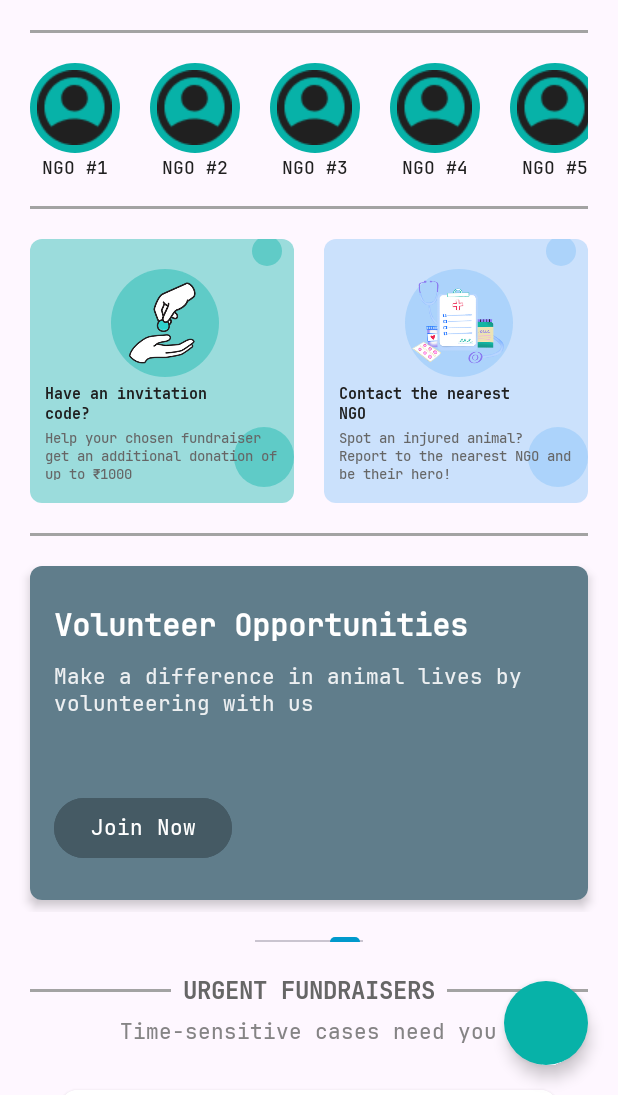
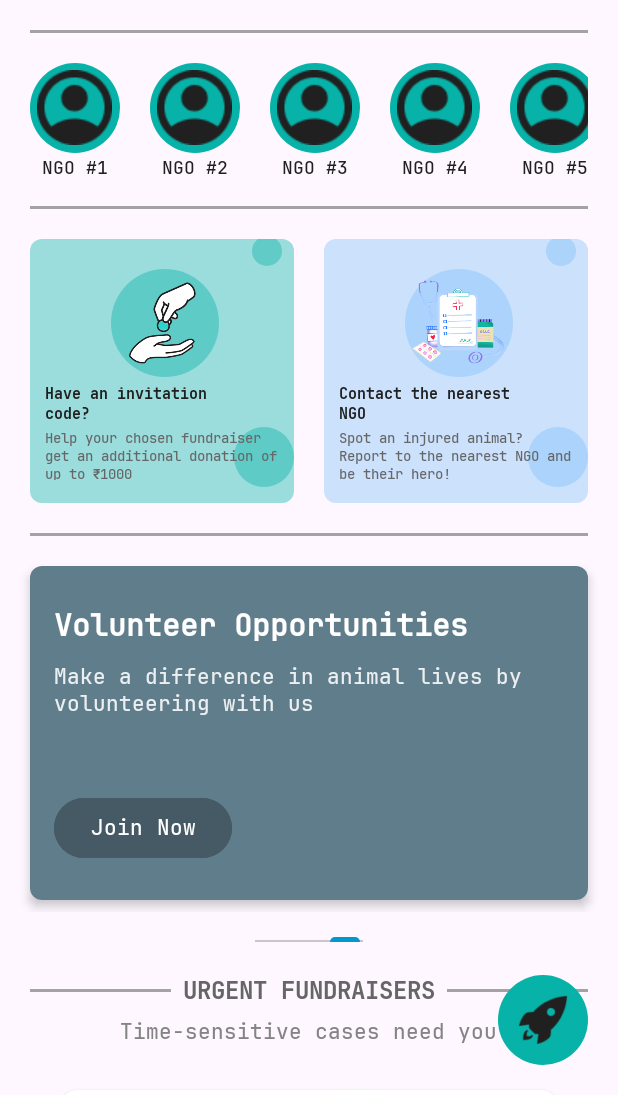
Before and after one commit to ojhaprathmesh/Stray_Haven_Repo, an Android app: the screen it shows after launch (HomeActivity), on a phone screen of 412 x 824 dp, the part 141-1236 px from its top. Run offline under Robolectric (Android 15) with nearby library versions, the phone set to English and light mode, and no system bars.

Commit message:
v2.2.0: NavigationButton -> Basic animation added
Signed-off-by: Prathmesh Ojha <prathmeshojha2307@gmail.com>

```diff
--- /dev/null
+++ b/app/src/main/java/app/main/component/NavigationButton.java
@@ -0,0 +1,74 @@
+package app.main.component;
+
+import android.content.Context;
+import android.util.AttributeSet;
+import android.view.LayoutInflater;
+import android.view.animation.Interpolator;
+import android.widget.FrameLayout;
+
+import app.main.R;
+
+public class NavigationButton extends FrameLayout {
+
+    private OnNavClickListener listener;
+    public static boolean isClosed = true;
+
+    public NavigationButton(Context context) {
+        super(context);
+        init(context);
+    }
+
+    public NavigationButton(Context context, AttributeSet attrs) {
+        super(context, attrs);
+        init(context);
+    }
+
+    public NavigationButton(Context context, AttributeSet attrs, int defStyleAttr) {
+        super(context, attrs, defStyleAttr);
+        init(context);
+    }
+
+    public void setOnNavClickListener(OnNavClickListener listener) {
+        this.listener = listener;
+    }
+
+    private void init(Context context) {
+        LayoutInflater.from(context).inflate(R.layout.comp_nav_button, this, true);
+
+        Interpolator easeInBack = input -> {
+            float c1 = 1.70158f;
+            return input * input * ((c1 + 1) * input - c1);
+        };
+
+        this.setOnClickListener(v -> {
+            if (isClosed) {
+                this.animate()
+                        .rotationBy(90f)
+                        .setDuration(750)
+                        .setInterpolator(easeInBack)
+                        .withEndAction(() -> {
+                            if (listener != null) {
+                                listener.onNavClick();
+                            }
+                        })
+                        .start();
+            } else {
+                this.animate()
+                        .rotationBy(-90f)
+                        .setDuration(750)
+                        .setInterpolator(easeInBack)
+                        .withEndAction(() -> {
+                            if (listener != null) {
+                                listener.onNavClick();
+                            }
+                        })
+                        .start();
+            }
+            isClosed = !isClosed;
+        });
+    }
+
+    public interface OnNavClickListener {
+        void onNavClick();
+    }
+}
--- a/app/src/main/res/layout/activity_home.xml
+++ b/app/src/main/res/layout/activity_home.xml
@@ -118,12 +118,11 @@
         </ScrollView>
     </androidx.constraintlayout.widget.ConstraintLayout>
 
-    <!-- Floating Navigation Circle -->
-    <include
-        android:id="@+id/floating_nav_circle"
-        layout="@layout/comp_floating_circle"
-        android:layout_width="56dp"
-        android:layout_height="56dp"
+    <!-- Floating Navigation Button -->
+    <app.main.component.NavigationButton
+        android:id="@+id/nav_button"
+        android:layout_width="@dimen/nav_size"
+        android:layout_height="@dimen/nav_size"
         android:layout_gravity="bottom|end"
         android:layout_margin="20dp" />
 
--- a/app/src/main/res/layout/comp_floating_circle.xml
+++ /dev/null
@@ -1,14 +0,0 @@
-<?xml version="1.0" encoding="utf-8"?>
-<FrameLayout xmlns:android="http://schemas.android.com/apk/res/android"
-    android:layout_width="56dp"
-    android:layout_height="56dp"
-    android:elevation="6dp"
-    android:background="@drawable/bg_circle_green"
-    android:clickable="true"
-    android:focusable="true"
-    android:contentDescription="@string/desc_navigation_button"
-    android:foreground="?attr/selectableItemBackgroundBorderless">
-
-    <!-- You can add an icon here in the future -->
-
-</FrameLayout>
--- /dev/null
+++ b/app/src/main/res/layout/comp_nav_button.xml
@@ -0,0 +1,19 @@
+<FrameLayout xmlns:android="http://schemas.android.com/apk/res/android"
+    xmlns:tools="http://schemas.android.com/tools"
+    android:id="@+id/nav_button_inner"
+    android:layout_width="@dimen/nav_size"
+    android:layout_height="@dimen/nav_size"
+    android:background="@drawable/bg_circle_green"
+    android:contentDescription="@string/desc_navigation_button"
+    android:focusable="true"
+    android:foreground="?attr/selectableItemBackgroundBorderless">
+
+    <ImageView
+        android:layout_width="wrap_content"
+        android:layout_height="wrap_content"
+        android:contentDescription="@string/btn_nav"
+        android:padding="10dp"
+        android:scaleType="centerInside"
+        android:src="@drawable/img_nav"
+        tools:ignore="ImageContrastCheck" />
+</FrameLayout>
--- a/app/src/main/res/values/dimens.xml
+++ b/app/src/main/res/values/dimens.xml
@@ -4,4 +4,5 @@
     <dimen name="text_margin">16dp</dimen>
     <dimen name="icon_size">50dp</dimen>
     <dimen name="dot_margin">4dp</dimen>
+    <dimen name="nav_size">60dp</dimen>
 </resources>
--- a/app/src/main/res/values/strings.xml
+++ b/app/src/main/res/values/strings.xml
@@ -41,4 +41,5 @@
     <string name="heading_notification">Notifications</string>
     <string name="desc_like_button">Like notification</string>
     <string name="desc_navigation_button">Navigation button</string>
+    <string name="btn_nav">Navigation Btn</string>
 </resources>
```
Also changed, not shown: app/src/main/res/drawable/img_nav.png (added).
